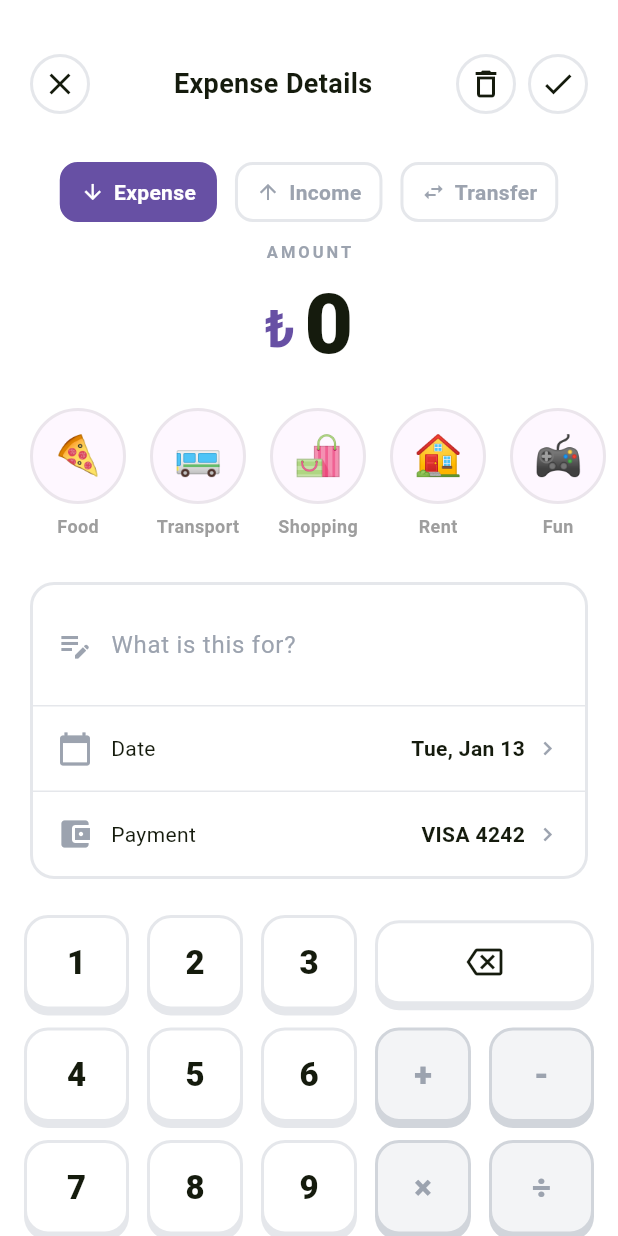
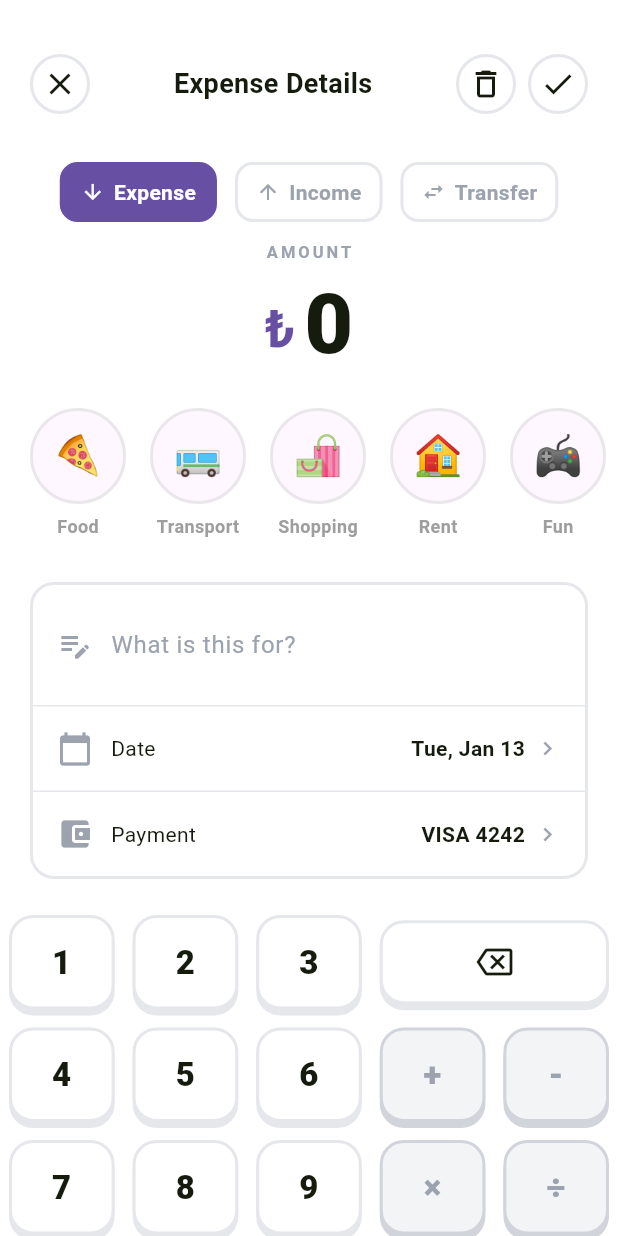
Before and after one commit to bburaakk/harcama_app, a Flutter app: the ExpenseDetailPage screen opened directly with empty values, on a phone screen of 412 x 824 dp. Run offline on Flutter 3.47's test engine with Material 3 defaults, Android fonts, the phone set to English and light mode, and no system bars; our stand-ins replace equatable, fl_chart, hive, hive_flutter, material_symbols_icons, math_expressions; accounts and stored records are empty; network calls fail.

Commit message:
add_transaction page ve keypad düzeltildi

```diff
--- a/lib/presentation/pages/expense_detail.dart
+++ b/lib/presentation/pages/expense_detail.dart
@@ -6,7 +6,7 @@ import 'package:harcama_app/domain/entities/transaction.dart';
 import 'package:harcama_app/presentation/notifiers/transaction_notifier.dart';
 import 'package:harcama_app/presentation/notifiers/ledger_notifier.dart';
 import 'package:harcama_app/domain/utility/math_helper.dart';
-import 'package:harcama_app/presentation/widgets/Keypad.dart';
+import 'package:harcama_app/presentation/widgets/keypad.dart';
 import 'package:harcama_app/presentation/theme/app_colors.dart';
 
 class ExpenseDetailPage extends StatefulWidget {
--- a/lib/presentation/widgets/Keypad.dart
+++ b/lib/presentation/widgets/Keypad.dart
@@ -8,9 +8,7 @@ class KeyPad extends StatelessWidget {
 
   @override
   Widget build(BuildContext context) {
-    return Padding(
-      padding: const EdgeInsets.symmetric(horizontal: 16),
-      child: Column(
+    return Column(
       children: [
         // Row 1: 1, 2, 3, <-- (backspace spans 2)
         _buildRow(context, [
@@ -48,7 +46,6 @@ class KeyPad extends StatelessWidget {
           _KeyItem("=", flex: 3, isEquals: true),
         ]),
       ],
-      ),
     );
   }
 
@@ -61,7 +58,7 @@ class KeyPad extends StatelessWidget {
         return Expanded(
           flex: item.flex,
           child: Padding(
-            padding: EdgeInsets.only(left: index == 0 ? 0 : 6, right: index == items.length - 1 ? 0 : 6),
+            padding: EdgeInsets.symmetric(horizontal: 6),
             child: _buildKey(context, item),
           ),
         );
@@ -98,12 +95,7 @@ class KeyPad extends StatelessWidget {
         borderRadius: BorderRadius.circular(16),
         border: Border.all(color: borderColor, width: 2),
       ),
-      boxShadow: [
-        BoxShadow(
-          color: shadowColor,
-          offset: const Offset(0, 4),
-        ),
-      ],
+      boxShadow: [BoxShadow(color: shadowColor, offset: const Offset(0, 4))],
       child: Center(
         child: isBackspace
             ? Icon(
@@ -111,8 +103,15 @@ class KeyPad extends StatelessWidget {
                 color: AppColors.text(context),
                 size: 24,
               )
-            : Text(
-                item.key == "*" ? "×" : item.key == "/" ? "÷" : item.key,
+            : SizedBox(
+                width: double.infinity,
+                child: Text(
+                  item.key == "*"
+                      ? "×"
+                      : item.key == "/"
+                      ? "÷"
+                      : item.key,
+                  textAlign: TextAlign.center,
                   style: TextStyle(
                     fontSize: item.isEquals ? 28 : 22,
                     fontWeight: FontWeight.w800,
@@ -121,6 +120,7 @@ class KeyPad extends StatelessWidget {
                         : item.isOperator
                         ? AppColors.subtitleText(context)
                         : AppColors.text(context),
+                  ),
                 ),
               ),
       ),
@@ -134,5 +134,10 @@ class _KeyItem {
   final bool isOperator;
   final bool isEquals;
 
-  _KeyItem(this.key, {this.flex = 1, this.isOperator = false, this.isEquals = false});
+  _KeyItem(
+    this.key, {
+    this.flex = 1,
+    this.isOperator = false,
+    this.isEquals = false,
+  });
 }
```
Also changed, not shown: lib/presentation/pages/add_transaction_page.dart (+105 -66 lines). Lines whose indentation alone changed are shown as unchanged.
